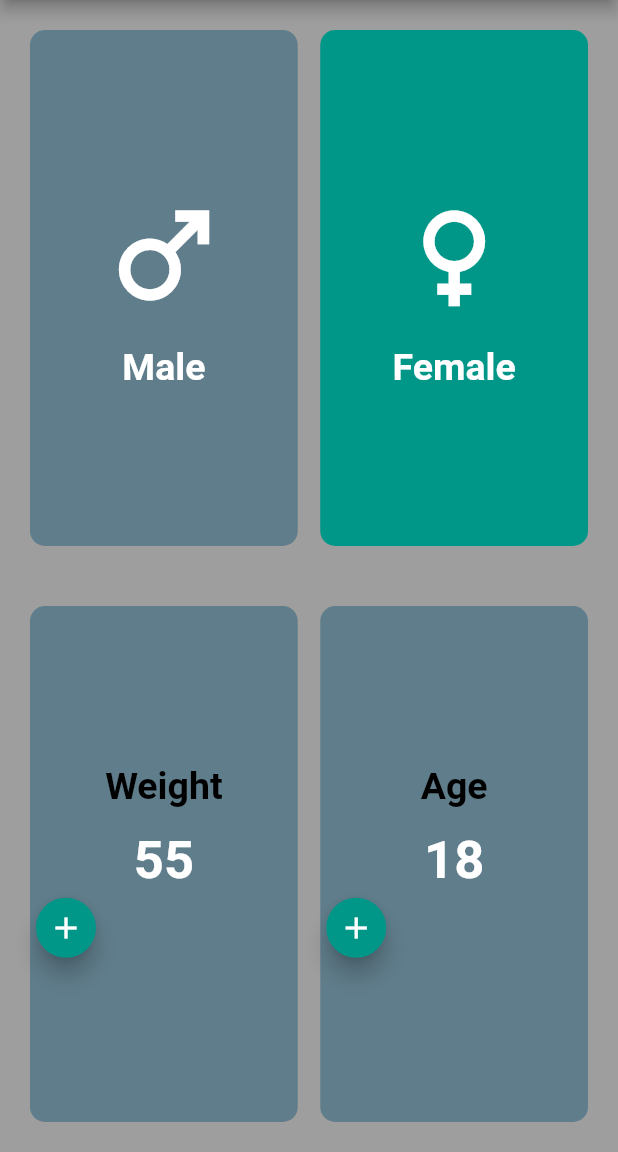
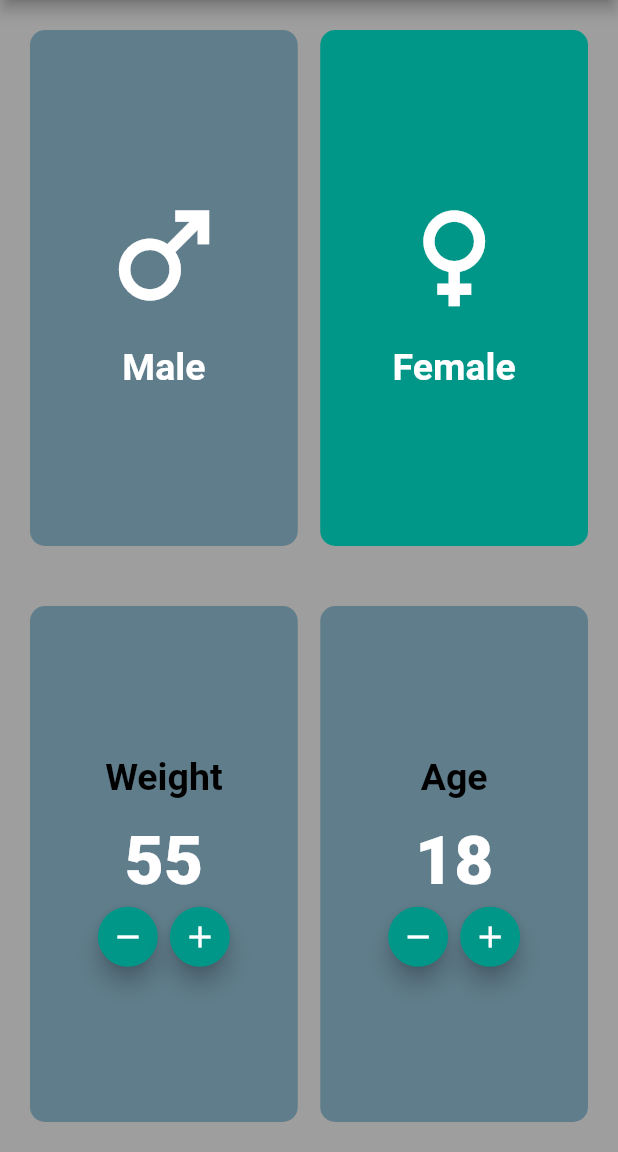
Before and after one commit to HowkMii/body-mass-index-calculator, a Flutter app: the screen it shows after launch, on a phone screen of 412 x 824 dp, the part 84-1236 px from its top. Run offline on Flutter 3.47's test engine with Material 2 defaults, Android fonts, the phone set to English and light mode, and no system bars.

Commit message:
floating action button

```diff
--- a/lib/home.dart
+++ b/lib/home.dart
@@ -75,7 +75,7 @@ class _MyHomePageState extends State<MyHomePage> {
               child: Column(
                 mainAxisAlignment: MainAxisAlignment.center,
                 children: [
-                   Icon(type=='male'?Icons.male:Icons.female),
+                   Icon(type=='male'?Icons.male:Icons.female,size: 90,),
                   const SizedBox(height: 15,),
                   Text(type=='male'?'Male':'Female',style: TextStyle(fontSize: 25,fontWeight: FontWeight.bold, color: Colors.white))
                 ],
@@ -96,11 +96,24 @@ class _MyHomePageState extends State<MyHomePage> {
               children: [
                  Text(type=='age'?'Age':'Weight',style: TextStyle(fontSize: 25,fontWeight: FontWeight.bold, color: Colors.black)),
                 const SizedBox(height: 15,),
-                Text(type=='age'?'$age':'$weight',style: TextStyle(fontSize: 35,fontWeight: FontWeight.bold, color: Colors.white)),
+                Text(type=='age'?'$age':'$weight',style: TextStyle(fontSize: 45,fontWeight: FontWeight.w800, color: Colors.white)),
                 Row(
+                  mainAxisAlignment: MainAxisAlignment.center,
                   children: [
                     FloatingActionButton(
-                      onPressed: (){},
+                      heroTag: type=='age'?'age--':'weight--',
+                      onPressed: (){
+                        setState(() => type=='age'? age--:weight--);
+                      },
+                      child: Icon(Icons.remove),
+                      mini: true,
+
+                      ),
+                    FloatingActionButton(
+                      heroTag: type=='age'?'age++':'weight++',
+                      onPressed: (){
+                        setState(() => type=='age'? age++:weight++);
+                      },
                       child: Icon(Icons.add),
                       mini: true,
 
--- a/lib/main.dart
+++ b/lib/main.dart
@@ -15,7 +15,7 @@ class MyApp extends StatelessWidget {
       debugShowCheckedModeBanner: false,
       title: 'Body Mass Index Calculator',
       theme: ThemeData(
-        iconTheme: const IconThemeData(color:Colors.white,size: 90 ),
+        iconTheme: const IconThemeData(color:Colors.white,),
         textTheme: const TextTheme(
           headline2: TextStyle(fontSize: 34,fontWeight: FontWeight.bold, color: Colors.white),
         ),
```
